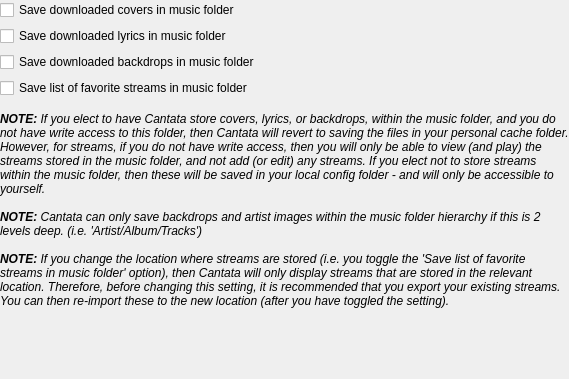
CDrummond/cantata, file gui/filesettings.ui: the form before one commit.
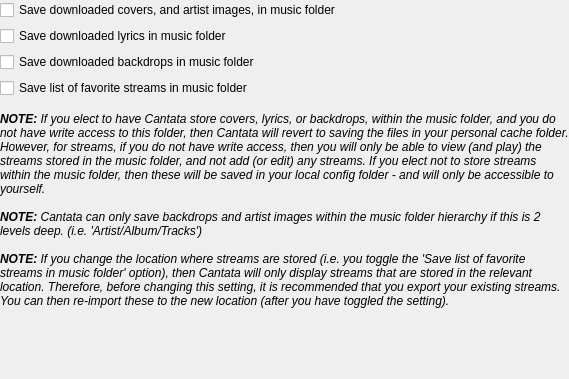
The form after the commit. Custom widgets are drawn as their Qt base class.

Commit message: Mention artist image in checkbox

Diff of the .ui file:
```diff
--- a/gui/filesettings.ui
+++ b/gui/filesettings.ui
@@ -26,7 +26,7 @@
    <item>
     <widget class="QCheckBox" name="storeCoversInMpdDir">
      <property name="text">
-      <string>Save downloaded covers in music folder</string>
+      <string>Save downloaded covers, and artist images, in music folder</string>
      </property>
     </widget>
    </item>
```
The commit also changes 1 other file.
